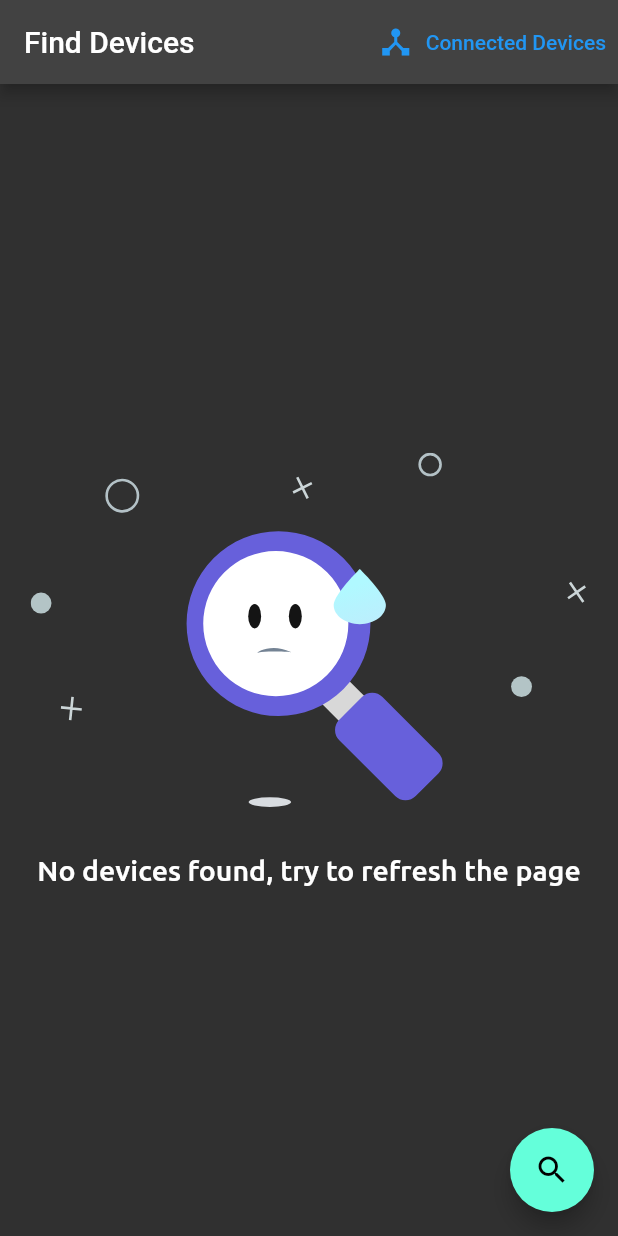
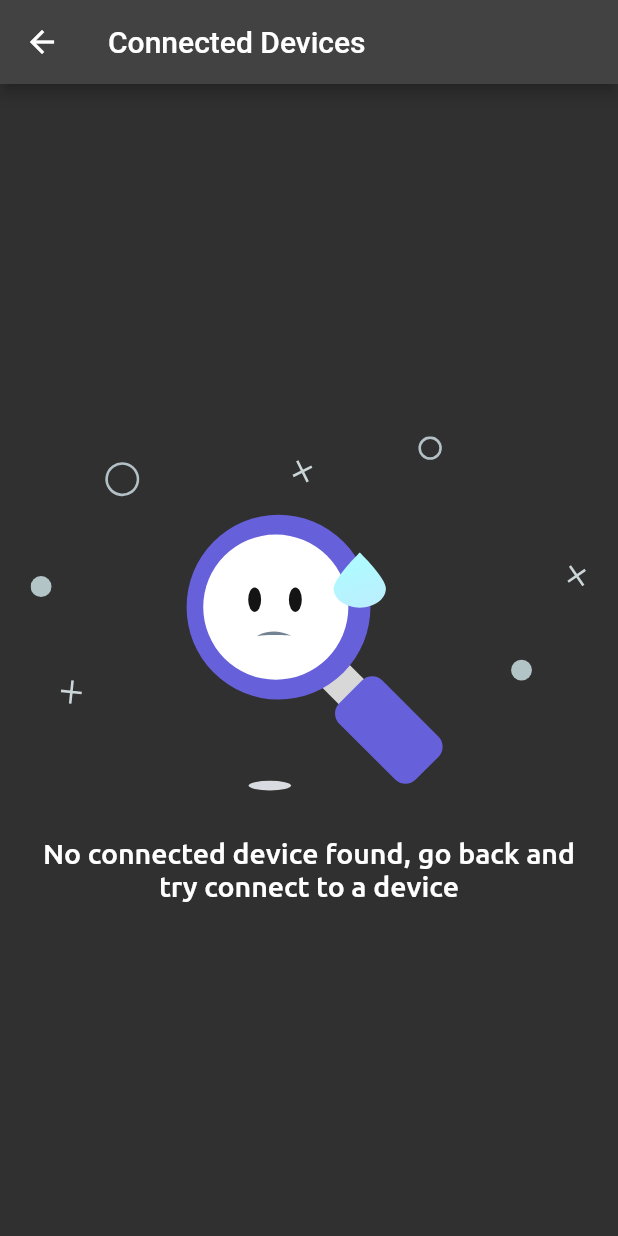
Before and after one commit to memishood/bluetooth_tutorial, a Flutter app: the screen it shows after launch, after a tap on "Connected Devices", on a phone screen of 412 x 824 dp. Run offline on Flutter 3.47's test engine with Material 2 defaults, Android fonts, the phone set to English and light mode, and no system bars; drawn by our look-alikes of lottie; our stand-ins replace flutter_blue, get.

Commit message:
implement connected devices & device(not finished) screens
Device screen is empty currently, I'll do that as soon as possible.

```diff
--- /dev/null
+++ b/lib/features/connected_devices/binding/connected_devices_binding.dart
@@ -0,0 +1,12 @@
+import 'package:bluetooth_tutorial/features/connected_devices/connected_devices.dart';
+import 'package:flutter_blue/flutter_blue.dart';
+import 'package:get/get.dart';
+
+class ConnectedDevicesBinding extends Bindings {
+  @override
+  void dependencies() {
+    Get
+      ..put(FlutterBlue.instance)
+      ..put(ConnectedDevicesController(Get.find()));
+  }
+}
--- /dev/null
+++ b/lib/features/connected_devices/connected_devices.dart
@@ -0,0 +1,3 @@
+export 'binding/connected_devices_binding.dart';
+export 'controller/connected_devices_controller.dart';
+export 'view/connected_devices_screen.dart';
--- /dev/null
+++ b/lib/features/connected_devices/controller/connected_devices_controller.dart
@@ -0,0 +1,20 @@
+import 'package:flutter_blue/flutter_blue.dart';
+import 'package:get/get.dart';
+
+class ConnectedDevicesController extends GetxController {
+  ConnectedDevicesController(this.flutterBlue);
+  final FlutterBlue flutterBlue;
+  final connectedDevices = RxList<BluetoothDevice>();
+
+  @override
+  void onInit() {
+    connectedDevices.bindStream(connectedDevicesStream);
+    super.onInit();
+  }
+
+  Stream<List<BluetoothDevice>> get connectedDevicesStream {
+    return Stream.periodic(const Duration(seconds: 1)).asyncMap((_) {
+      return flutterBlue.connectedDevices;
+    });
+  }
+}
--- /dev/null
+++ b/lib/features/connected_devices/view/connected_devices_screen.dart
@@ -0,0 +1,66 @@
+import 'package:bluetooth_tutorial/common_ui/core/base_view.dart';
+import 'package:bluetooth_tutorial/common_ui/extensions/dialog_extensions.dart';
+import 'package:bluetooth_tutorial/common_ui/extensions/widget_extensions.dart';
+import 'package:bluetooth_tutorial/common_ui/views/empty_view.dart';
+import 'package:bluetooth_tutorial/features/connected_devices/connected_devices.dart';
+import 'package:flutter/material.dart';
+import 'package:flutter_blue/flutter_blue.dart';
+import 'package:get/get.dart';
+
+class ConnectedDevicesScreen extends BaseView<ConnectedDevicesController> {
+  const ConnectedDevicesScreen({Key? key}) : super(key: key);
+
+  @override
+  AppBar? get appBar {
+    return AppBar(
+      title: Text('connected_devices'.tr),
+    );
+  }
+
+  @override
+  Widget builder(BuildContext context, ConnectedDevicesController controller) {
+    return Obx(() {
+      if (controller.connectedDevices.isEmpty) {
+        return EmptyView(
+          message: 'empty_connected_devices'.tr,
+        ).toCenter();
+      }
+      return ListView.separated(
+        itemBuilder: (_, index) {
+          final connectedDevice = controller.connectedDevices[index];
+          return ListTile(
+            leading: const Icon(
+              Icons.device_hub,
+              size: 36,
+            ),
+            trailing: StreamBuilder<BluetoothDeviceState>(
+              initialData: BluetoothDeviceState.disconnected,
+              stream: connectedDevice.state,
+              builder: (_, snapshot) {
+                return IconButton(
+                  onPressed: () => _navigateToDialog(
+                    snapshot.data,
+                    connectedDevice,
+                  ),
+                  icon: const Icon(Icons.arrow_forward_ios),
+                );
+              },
+            ),
+            title: Text(connectedDevice.name),
+            subtitle: Text(connectedDevice.id.id),
+          );
+        },
+        separatorBuilder: (_, __) => const Divider(),
+        itemCount: controller.connectedDevices.length,
+      );
+    });
+  }
+
+  void _navigateToDialog(BluetoothDeviceState? state, BluetoothDevice device) {
+    if (state == BluetoothDeviceState.connected) {
+      Get.toNamed('/device', arguments: device);
+    } else {
+      showErrorDialog('device_is_not_connectable'.tr);
+    }
+  }
+}
--- /dev/null
+++ b/lib/features/device/controller/device_controller.dart
@@ -0,0 +1,7 @@
+import 'package:flutter_blue/flutter_blue.dart';
+import 'package:get/get.dart';
+
+class DeviceController extends GetxController {
+  DeviceController(this.flutterBlue);
+  final FlutterBlue flutterBlue;
+}
--- /dev/null
+++ b/lib/features/device/device.dart
@@ -0,0 +1,3 @@
+export 'binding/device_binding.dart';
+export 'controller/device_controller.dart';
+export 'view/device_screen.dart';
--- /dev/null
+++ b/lib/features/device/view/device_screen.dart
@@ -0,0 +1,21 @@
+import 'package:bluetooth_tutorial/common_ui/core/base_view.dart';
+import 'package:bluetooth_tutorial/features/device/device.dart';
+import 'package:flutter/material.dart';
+import 'package:get/get.dart';
+
+class DeviceScreen extends BaseView<DeviceController> {
+  const DeviceScreen({Key? key}) : super(key: key);
+
+  @override
+  AppBar? get appBar {
+    return AppBar(
+      title: Text('device'.tr),
+      actions: [],
+    );
+  }
+
+  @override
+  Widget builder(BuildContext context, DeviceController controller) {
+    return Container();
+  }
+}
--- a/lib/main.dart
+++ b/lib/main.dart
@@ -1,5 +1,7 @@
 import 'package:bluetooth_tutorial/common_ui/resources/strings.dart';
 import 'package:bluetooth_tutorial/features/bluetooth_off/bluetooth_off.dart';
+import 'package:bluetooth_tutorial/features/connected_devices/connected_devices.dart';
+import 'package:bluetooth_tutorial/features/device/device.dart';
 import 'package:bluetooth_tutorial/features/find_devices/find_devices.dart';
 import 'package:bluetooth_tutorial/features/splash/splash.dart';
 import 'package:flutter/material.dart';
@@ -37,6 +39,18 @@ class App extends StatelessWidget {
           page: BluetoothOffScreen.new,
           transition: Transition.leftToRightWithFade,
         ),
+        GetPage<ConnectedDevicesScreen>(
+          name: '/connected-devices',
+          page: ConnectedDevicesScreen.new,
+          binding: ConnectedDevicesBinding(),
+          transition: Transition.rightToLeftWithFade,
+        ),
+        GetPage<DeviceScreen>(
+          name: '/device',
+          page: DeviceScreen.new,
+          binding: DeviceBinding(),
+          transition: Transition.fadeIn,
+        ),
       ],
     );
   }
```
Also changed, not shown: lib/features/device/binding/device_binding.dart (added, +12 -0 lines).
